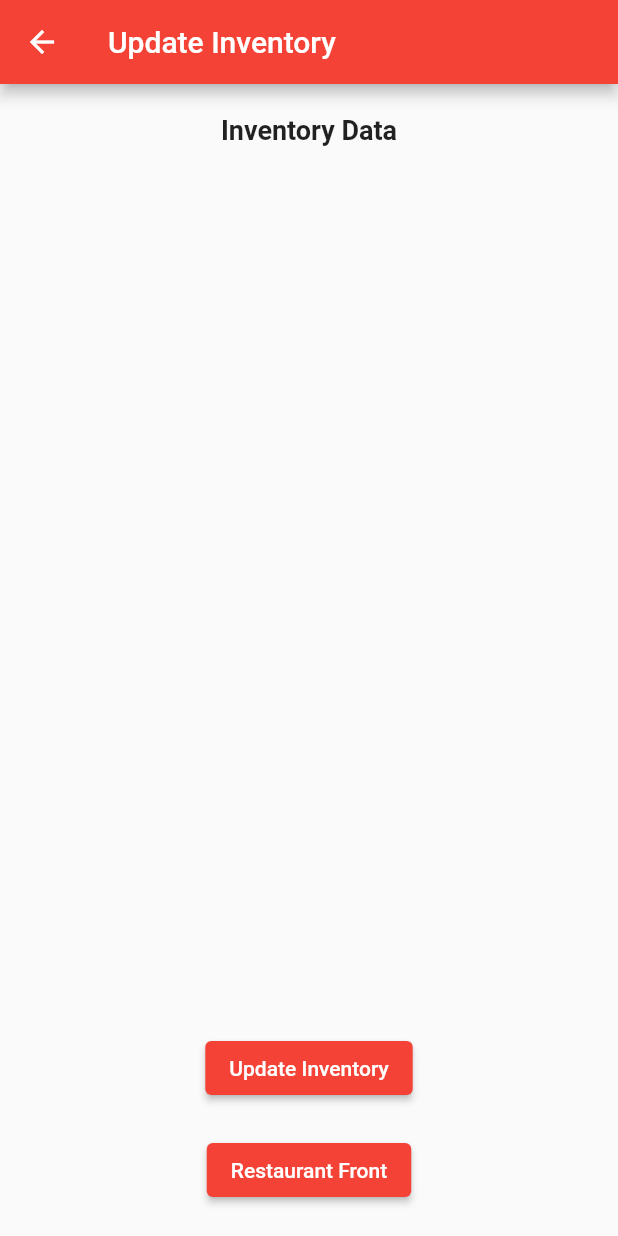
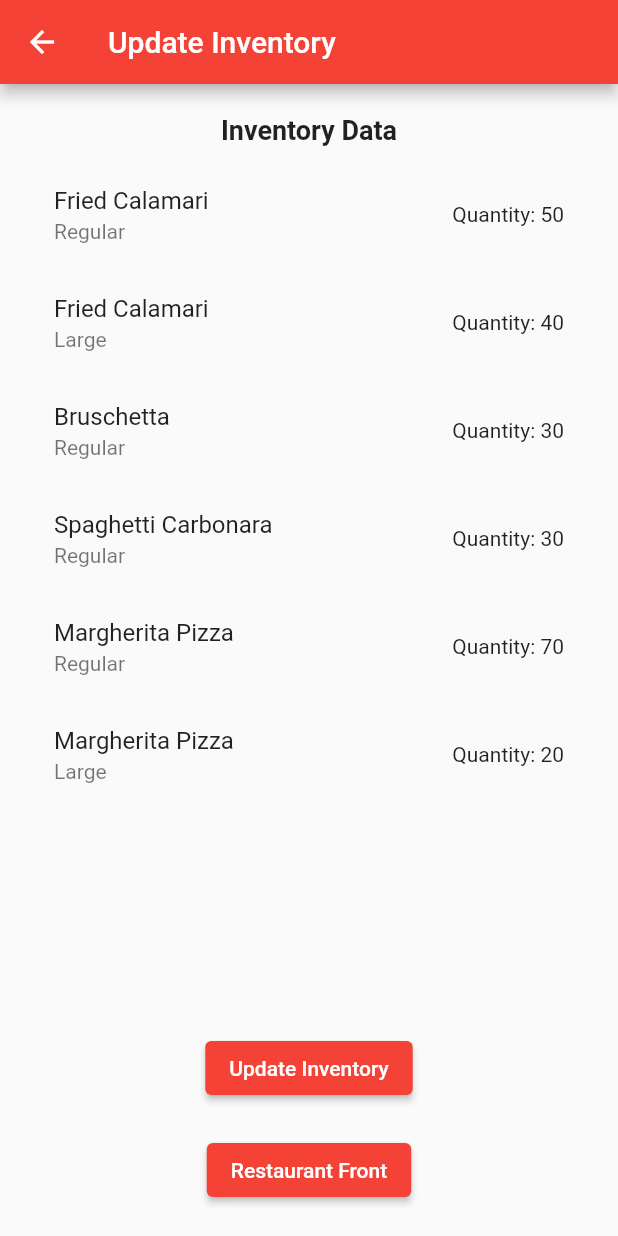
Before and after one commit to aparnak799/dineq_restaurant, a Flutter app: the UpdatePage screen opened directly, on a phone screen of 412 x 824 dp. Run offline on Flutter 3.47's test engine with Material 2 defaults, Android fonts, the phone set to English and light mode, and no system bars.

Commit message:
inventory update list added

```diff
--- a/lib/update_page.dart
+++ b/lib/update_page.dart
@@ -91,7 +91,12 @@ class UpdatePage extends StatelessWidget {
             child: ListView(
               padding: EdgeInsets.symmetric(horizontal: 20),
               children: [
-                // Inventory list items go here
+                _buildInventoryItem('Fried Calamari', 'Regular', 50),
+                _buildInventoryItem('Fried Calamari', 'Large', 40),
+                _buildInventoryItem('Bruschetta', 'Regular', 30),
+                _buildInventoryItem('Spaghetti Carbonara', 'Regular', 30),
+                _buildInventoryItem('Margherita Pizza', 'Regular', 70),
+                _buildInventoryItem('Margherita Pizza', 'Large', 20),
               ],
             ),
           ),
```
